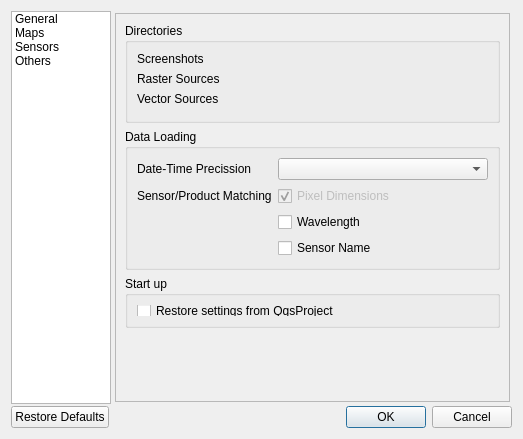
Old version of the form eotimeseriesviewer/ui/settingsdialog.ui in the repository jakimowb/eo-time-series-viewer.
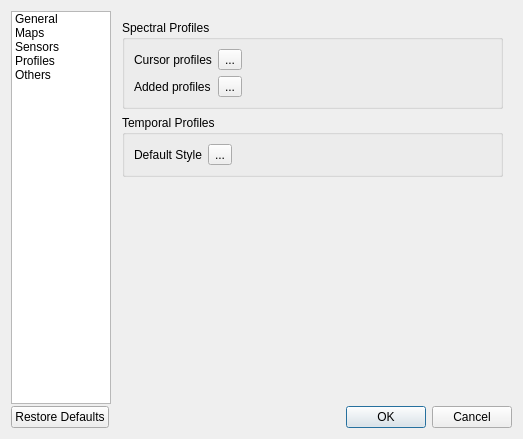
New version of the form. Icons and pictures are not drawn. Custom widgets are drawn as their Qt base class.

Diff of the .ui file:
```diff
--- a/eotimeseriesviewer/ui/settingsdialog.ui
+++ b/eotimeseriesviewer/ui/settingsdialog.ui
@@ -51,6 +51,11 @@
          <string>Sensors</string>
         </property>
        </item>
+       <item>
+        <property name="text">
+         <string>Profiles</string>
+        </property>
+       </item>
        <item>
         <property name="text">
          <string>Others</string>
@@ -61,7 +66,7 @@
      <item>
       <widget class="QStackedWidget" name="stackedWidget">
        <property name="currentIndex">
-        <number>0</number>
+        <number>3</number>
        </property>
        <widget class="QWidget" name="pageGeneral">
         <layout class="QVBoxLayout" name="verticalLayout_3">
@@ -90,8 +95,8 @@
              <rect>
               <x>0</x>
               <y>0</y>
-              <width>395</width>
-              <height>388</height>
+              <width>391</width>
+              <height>379</height>
              </rect>
             </property>
             <layout class="QVBoxLayout" name="verticalLayout_5">
@@ -525,6 +530,83 @@
          </item>
         </layout>
        </widget>
+       <widget class="QWidget" name="pageProfiles">
+        <layout class="QVBoxLayout" name="verticalLayout_7">
+         <item>
+          <widget class="QgsCollapsibleGroupBox" name="mGroupBox_4">
+           <property name="title">
+            <string>Spectral Profiles</string>
+           </property>
+           <layout class="QFormLayout" name="formLayout_5">
+            <item row="0" column="0">
+             <widget class="QLabel" name="label_15">
+              <property name="text">
+               <string>Cursor profiles</string>
+              </property>
+             </widget>
+            </item>
+            <item row="1" column="0">
+             <widget class="QLabel" name="label_17">
+              <property name="text">
+               <string>Added profiles</string>
+              </property>
+             </widget>
+            </item>
+            <item row="0" column="1">
+             <widget class="PlotStyleButton" name="btnProfileCurrent">
+              <property name="text">
+               <string>...</string>
+              </property>
+             </widget>
+            </item>
+            <item row="1" column="1">
+             <widget class="PlotStyleButton" name="btnProfileAdded">
+              <property name="text">
+               <string>...</string>
+              </property>
+             </widget>
+            </item>
+           </layout>
+          </widget>
+         </item>
+         <item>
+          <widget class="QgsCollapsibleGroupBox" name="mGroupBox_5">
+           <property name="title">
+            <string>Temporal Profiles</string>
+           </property>
+           <layout class="QFormLayout" name="formLayout_6">
+            <item row="0" column="0">
+             <widget class="QLabel" name="label_16">
+              <property name="text">
+               <string>Default Style</string>
+              </property>
+             </widget>
+            </item>
+            <item row="0" column="1">
+             <widget class="PlotStyleButton" name="btnProfileTemporal">
+              <property name="text">
+               <string>...</string>
+              </property>
+             </widget>
+            </item>
+           </layout>
+          </widget>
+         </item>
+         <item>
+          <spacer name="verticalSpacer_2">
+           <property name="orientation">
+            <enum>Qt::Vertical</enum>
+           </property>
+           <property name="sizeHint" stdset="0">
+            <size>
+             <width>20</width>
+             <height>40</height>
+            </size>
+           </property>
+          </spacer>
+         </item>
+        </layout>
+       </widget>
        <widget class="QWidget" name="pageOthers">
         <layout class="QFormLayout" name="formLayout_3">
          <item row="0" column="0" colspan="2">
@@ -704,6 +786,11 @@
    <extends>QSpinBox</extends>
    <header>qgsspinbox.h</header>
   </customwidget>
+  <customwidget>
+   <class>PlotStyleButton</class>
+   <extends>QToolButton</extends>
+   <header>eotimeseriesviewer.qgispluginsupport.qps.plotstyling.plotstyling</header>
+  </customwidget>
  </customwidgets>
  <resources>
   <include location="../../../QGIS/images/images.qrc"/>
```
